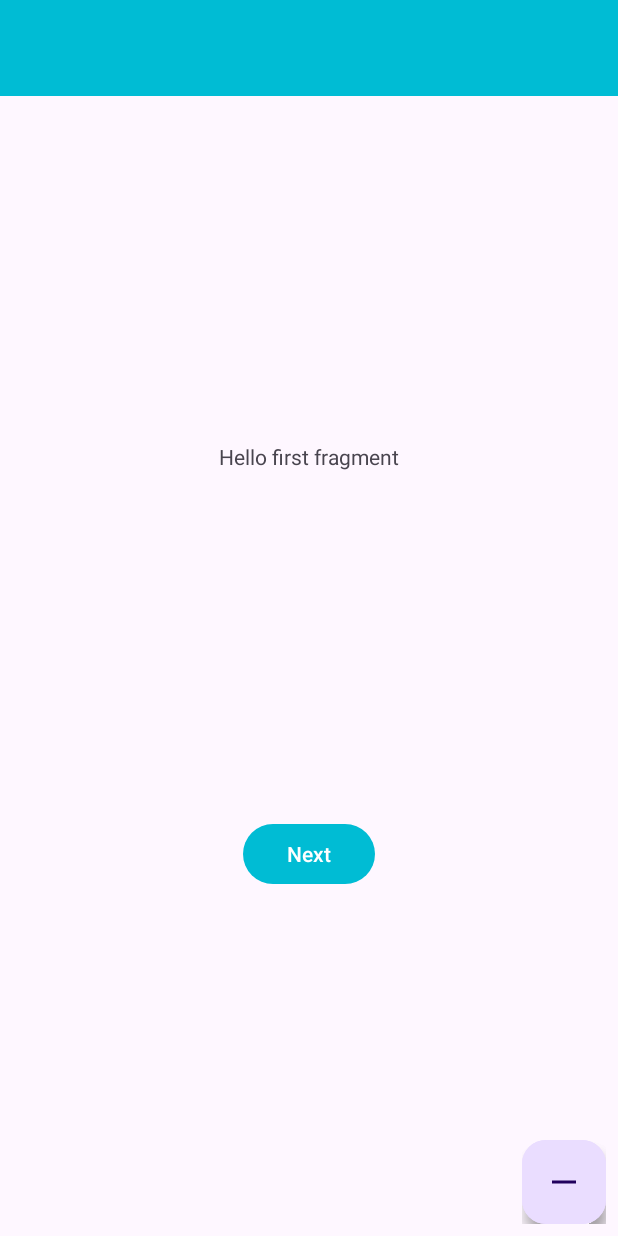
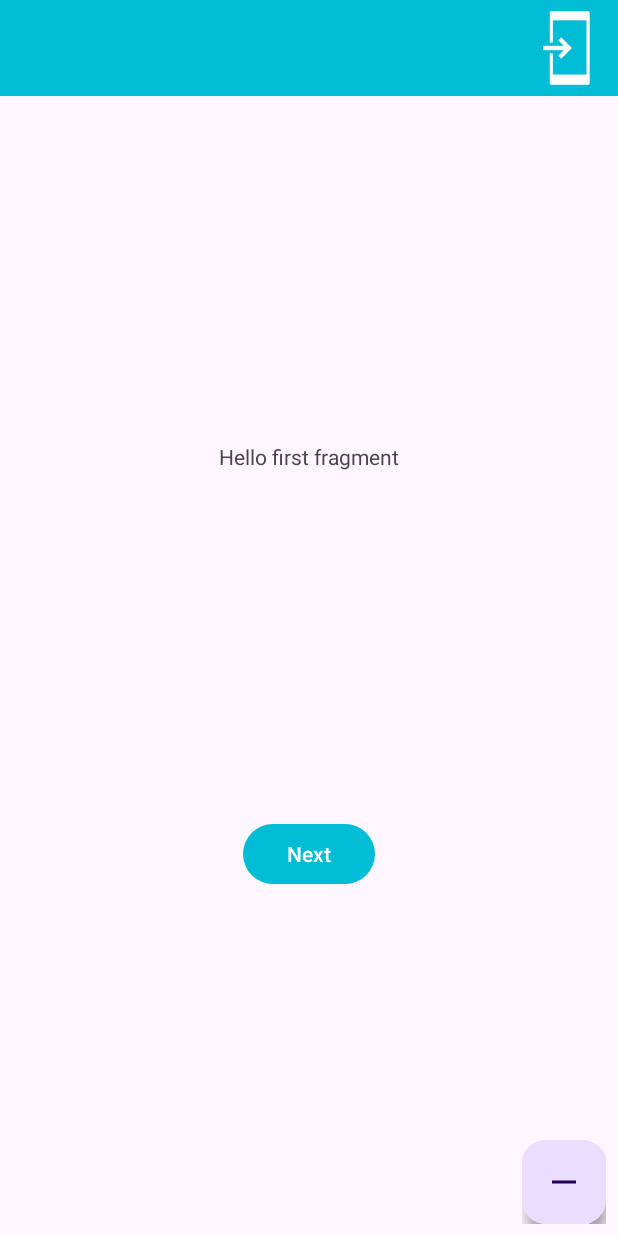
Before and after one commit to Pedro-Luigi/Organizze-Clone, an Android app: the layout activity_home.xml on its own in the app's theme, with its tools: preview values and no code run, on a phone screen of 412 x 824 dp. Run offline under Robolectric (Android 15) with nearby library versions, the phone set to English and light mode, and no system bars; plain views replace FloatingActionButton, FloatingActionMenu.

```diff
--- /dev/null
+++ b/app/src/main/java/com/courseudemy/organizzeclone/domain/SaveUserDB.kt
@@ -0,0 +1,6 @@
+package com.courseudemy.organizzeclone.domain
+
+data class SaveUserDB(
+    val email:String? = null,
+    val name:String? = null
+)
--- a/app/src/main/java/com/courseudemy/organizzeclone/domain/user.kt
+++ b/app/src/main/java/com/courseudemy/organizzeclone/domain/User.kt
@@ -1,7 +1,10 @@
 package com.courseudemy.organizzeclone.domain
 
-data class user(
+import com.google.firebase.database.Exclude
+
+data class User(
     val name: String,
     val email: String,
+    @Exclude
     val password:String
 )
--- a/app/src/main/java/com/courseudemy/organizzeclone/domain/photo.kt
+++ /dev/null
@@ -1,5 +0,0 @@
-package com.courseudemy.organizzeclone.domain
-
-data class photo(
-    val photo: Int
-)
--- a/app/src/main/res/layout/activity_expense.xml
+++ b/app/src/main/res/layout/activity_expense.xml
@@ -101,6 +101,7 @@
     </com.google.android.material.textfield.TextInputLayout>
 
     <com.google.android.material.floatingactionbutton.FloatingActionButton
+        android:id="@+id/fab_confirm_expense"
         android:layout_width="wrap_content"
         android:layout_height="wrap_content"
         android:src="@drawable/ic_check"
--- a/app/src/main/res/layout/activity_home.xml
+++ b/app/src/main/res/layout/activity_home.xml
@@ -17,11 +17,26 @@
             android:layout_width="match_parent"
             android:layout_height="?attr/actionBarSize"
             android:background="?attr/colorPrimary"
-            app:popupTheme="@style/Theme.OrganizzeClone.PopupOverlay" />
+            app:popupTheme="@style/Theme.OrganizzeClone.PopupOverlay">
+
+            <ImageView
+                android:id="@+id/iv_exit"
+                android:layout_width="wrap_content"
+                android:layout_height="wrap_content"
+                android:layout_gravity="end"
+                app:srcCompat="@drawable/common_full_open_on_phone" />
+
+        </androidx.appcompat.widget.Toolbar>
 
     </com.google.android.material.appbar.AppBarLayout>
 
     <include layout="@layout/content_home" />
+
+    <TextView
+        android:id="@+id/teste"
+        android:layout_width="200dp"
+        android:layout_height="100dp"
+        android:layout_gravity="bottom"/>
 
     <com.github.clans.fab.FloatingActionMenu
         android:layout_width="wrap_content"
--- a/app/src/main/res/layout/activity_profit.xml
+++ b/app/src/main/res/layout/activity_profit.xml
@@ -100,6 +100,7 @@
     </com.google.android.material.textfield.TextInputLayout>
 
     <com.google.android.material.floatingactionbutton.FloatingActionButton
+        android:id="@+id/fab_confirm_profit"
         android:layout_width="wrap_content"
         android:layout_height="wrap_content"
         android:src="@drawable/ic_check"
```
Also changed, not shown: app/src/main/java/com/courseudemy/organizzeclone/ui/HomeActivity.kt (+40 -2 lines), app/src/main/java/com/courseudemy/organizzeclone/ui/LoginActivity.kt (+3 -7 lines), app/src/main/java/com/courseudemy/organizzeclone/ui/RegisterActivity.kt (+10 -5 lines), app/src/main/java/com/courseudemy/organizzeclone/util/SaveUserFirebase.kt (added, +15 -0 lines), app/src/main/java/com/courseudemy/organizzeclone/util/SettingsFirebase.kt (+13 -0 lines).
